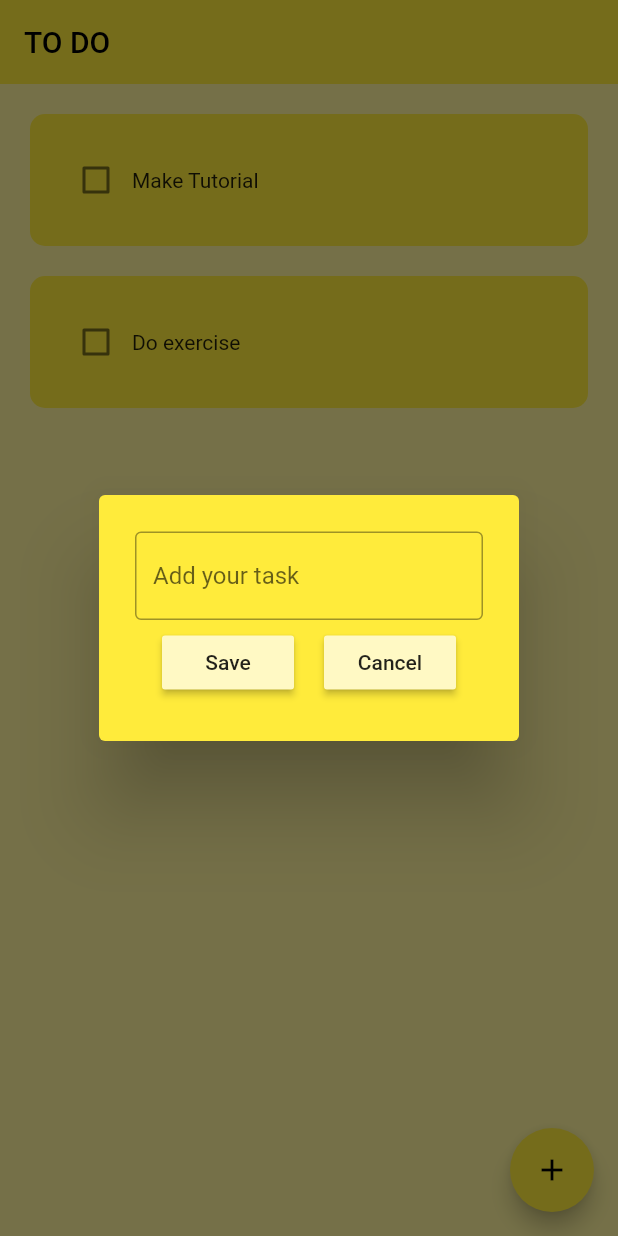
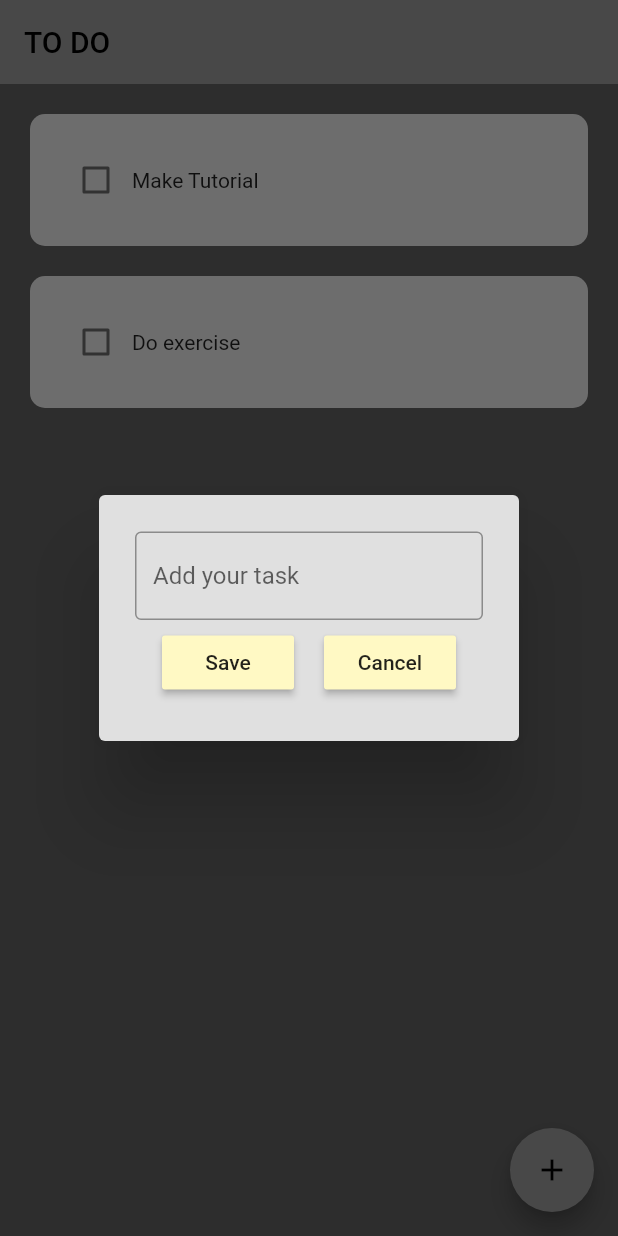
Before and after one commit to AramKim37/fluttertodo, a Flutter app: the screen it shows after launch, after a tap on the "add" icon, on a phone screen of 412 x 824 dp. Run offline on Flutter 3.47's test engine with Material 2 defaults, Android fonts, the phone set to English and light mode, and no system bars; drawn by our look-alikes of flutter_slidable; our stand-ins replace hive_flutter; accounts and stored records are empty.

Commit message:
changed bg color

```diff
--- a/lib/main.dart
+++ b/lib/main.dart
@@ -17,7 +17,7 @@ class MyApp extends StatelessWidget {
     return MaterialApp(
       debugShowCheckedModeBanner: false,
       home: HomePage(),
-      theme: ThemeData(primarySwatch: Colors.yellow),
+      theme: ThemeData(primarySwatch: Colors.grey),
     );
   }
 }
--- a/lib/pages/home_page.dart
+++ b/lib/pages/home_page.dart
@@ -72,7 +72,7 @@ class _HomePageState extends State<HomePage> {
   @override
   Widget build(BuildContext context) {
     return Scaffold(
-      backgroundColor: Colors.yellow[200],
+      backgroundColor: Colors.grey[700],
       appBar: AppBar(
         title: Text("TO DO"),
         elevation: 0,
--- a/lib/utils/dialog_box.dart
+++ b/lib/utils/dialog_box.dart
@@ -17,7 +17,7 @@ class DialogBox extends StatelessWidget {
   @override
   Widget build(BuildContext context) {
     return AlertDialog(
-        backgroundColor: Colors.yellow,
+        backgroundColor: Colors.grey[300],
         content: Container(
           height: 120,
           child: Column(
@@ -28,6 +28,7 @@ class DialogBox extends StatelessWidget {
                 decoration: InputDecoration(
                   border: OutlineInputBorder(),
                   hintText: "Add your task",
+                  focusColor: Colors.white,
                 ),
               ),
               Row(
--- a/lib/utils/task.dart
+++ b/lib/utils/task.dart
@@ -37,7 +37,7 @@ class Task extends StatelessWidget {
         ),
         child: Container(
           decoration: BoxDecoration(
-            color: Colors.yellow,
+            color: Colors.grey[200],
             borderRadius: BorderRadius.circular(10),
           ),
           child: Padding(
```
